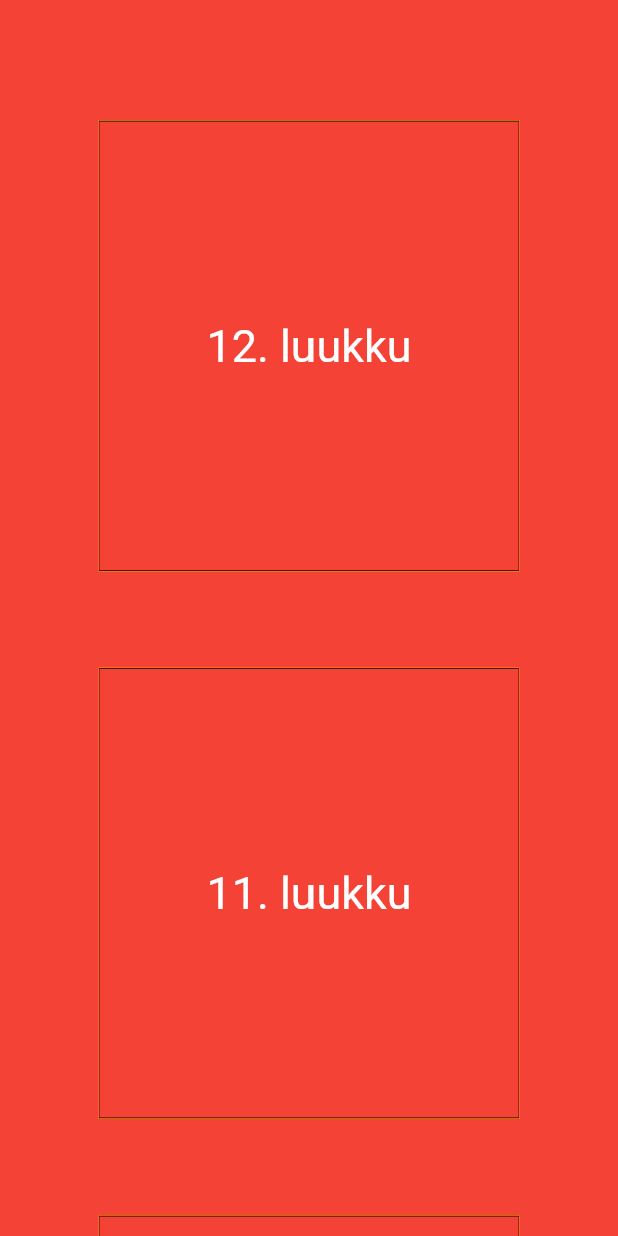
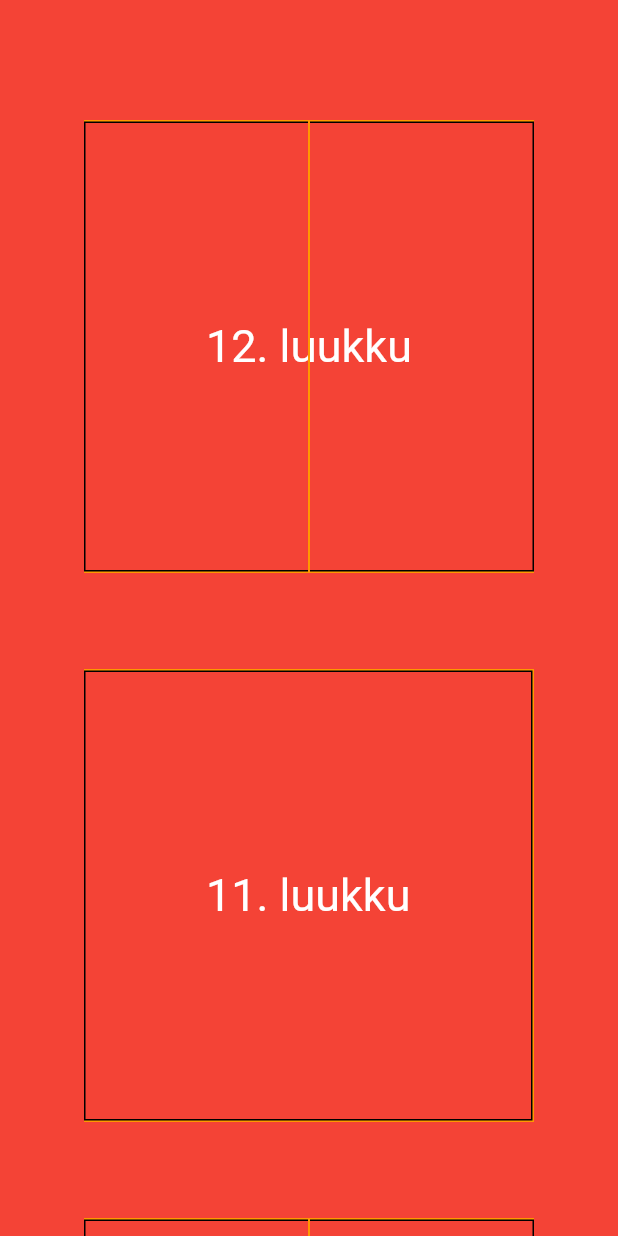
Before and after one commit to virtalas/advent-calendar-app, a Flutter app: the screen it shows after launch, on a phone screen of 412 x 824 dp. Run offline on Flutter 3.47's test engine with Material 2 defaults, Android fonts, the phone set to English and light mode, and no system bars.

Commit message:
Add CalendarSingleDoor

```diff
--- /dev/null
+++ b/advent_calendar_app/lib/CalendarDoor.dart
@@ -0,0 +1,143 @@
+import 'package:flutter/material.dart';
+import 'constants.dart' as constants;
+
+// enum DoorType {
+//   single,
+//   double
+// }
+
+class CalendarDoor extends StatelessWidget {
+  final String text;
+  final bool isFront;
+
+  const CalendarDoor({super.key, required this.text, required this.isFront});
+
+  @override
+  Widget build(BuildContext context) {
+    return Container(
+      width: constants.doorHeight - constants.crackLength,
+      height: constants.doorHeight,
+      decoration: BoxDecoration(
+        color: isFront ? constants.doorFrontColor : constants.doorBackColor,
+        border: Border.all(
+          width: constants.doorBorderWidth,
+        ),
+      ),
+      child: Align(
+        alignment: Alignment.center,
+        child: Text(
+          text,
+          style: const TextStyle(fontSize: 30, color: Colors.white),
+        ),
+      ),
+    );
+  }
+}
+
+class CalendarSingleDoor extends StatelessWidget {
+  String text;
+  final bool isFlipped;
+  final bool animated;
+  final Function didAnimate;
+
+  CalendarSingleDoor(
+      {super.key,
+        required this.text,
+        required this.isFlipped,
+        required this.animated,
+        required this.didAnimate});
+
+  @override
+  Widget build(BuildContext context) {
+    return Container(
+      width: constants.doorHeight,
+      child: Row(
+        mainAxisSize: MainAxisSize.min,
+        children: [
+          TweenAnimationBuilder(
+            duration: Duration(milliseconds: animated ? constants.doorAnimationDuration : 0),
+            curve: Curves.easeInOutSine,
+            tween: Tween<double>(
+                begin: isFlipped ? constants.doorEndAngle : constants.doorStartAngle,
+                end: isFlipped ? constants.doorStartAngle : constants.doorEndAngle),
+            builder: (BuildContext context, double angle, Widget? child) {
+              final bool isMoreThanHalfOpen = angle >= constants.doorHalfOpenAngle;
+              return Transform(
+                transform: Matrix4.identity()
+                  ..setEntry(3, 2, 0.001)
+                  ..rotateY(angle),
+                alignment: Alignment.centerLeft,
+                child: CalendarDoor(text: isMoreThanHalfOpen ? '' : text, isFront: !isMoreThanHalfOpen,),
+              );
+            },
+            child: null,
+            onEnd: () {
+              didAnimate();
+            },
+          )
+        ],
+      ),
+    );
+  }
+}
+
+class CalendarDoubleDoor extends StatelessWidget {
+  String text;
+  final bool isFlipped;
+  final bool animated;
+  final Function didAnimate;
+
+  CalendarDoubleDoor(
+      {super.key,
+        required this.text,
+        required this.isFlipped,
+        required this.animated,
+        required this.didAnimate});
+
+  @override
+  Widget build(BuildContext context) {
+    return Row(
+      mainAxisSize: MainAxisSize.min,
+      children: [
+        TweenAnimationBuilder(
+          duration: Duration(milliseconds: animated ? constants.doorAnimationDuration : 0),
+          curve: Curves.easeInOutSine,
+          tween: Tween<double>(
+              begin: isFlipped ? constants.doorEndAngle : constants.doorStartAngle,
+              end: isFlipped ? constants.doorStartAngle : constants.doorEndAngle),
+          builder: (BuildContext context, double angle, Widget? child) {
+            final bool isMoreThanHalfOpen = angle >= constants.doorHalfOpenAngle;
+            return Transform(
+              transform: Matrix4.identity()
+                ..setEntry(3, 2, 0.001)
+                ..rotateY(angle),
+              alignment: Alignment.centerLeft,
+              child: ClipRect(
+                  child: Align(
+                    alignment: Alignment.centerLeft,
+                    widthFactor: 0.5,
+                    child: CalendarDoor(text: isMoreThanHalfOpen ? '' : text, isFront: !isMoreThanHalfOpen,),
+                  )),
+            );
+          },
+          child: null,
+          onEnd: () {
+            didAnimate();
+          },
+        ),
+        const SizedBox(
+          width: constants.crackLength,
+        ),
+        ClipRect(
+            child: Align(
+              alignment: Alignment.centerRight,
+              widthFactor: 0.5,
+              child: CalendarDoor(
+                text: text,
+                isFront: true,
+              ),
+            )),
+      ],
+    );
+  }
+}
--- a/advent_calendar_app/lib/constants.dart
+++ b/advent_calendar_app/lib/constants.dart
@@ -7,4 +7,11 @@ const Color doorBackColor = Colors.redAccent;
 
 // Size
 const double doorHeight = 300;
-const double crackLength = 0.5;
+const double crackLength = 1;
+const double doorBorderWidth = 1;
+
+// Animation
+const double doorStartAngle = 0;
+const double doorEndAngle = 2;
+const double doorHalfOpenAngle = 1.5708; // 90 degrees in radians
+const int doorAnimationDuration = 1000;
--- a/advent_calendar_app/lib/main.dart
+++ b/advent_calendar_app/lib/main.dart
@@ -1,4 +1,5 @@
 import 'package:flutter/material.dart';
+import 'CalendarDoor.dart';
 import 'constants.dart' as constants;
 
 void main() {
@@ -81,16 +82,25 @@ class CalendarRow extends StatelessWidget {
 
   @override
   Widget build(BuildContext context) {
+    final String text = '$day. luukku';
+    Widget doorWidget;
+
+    if ((day % 3 == 0 && day % 2 == 0) || day % 5 == 0) {
+      doorWidget = CalendarDoubleDoor(
+        isFlipped: isOpen,
+        text: text,
+        animated: animated,
+        didAnimate: didAnimate,
+      );
+    } else {
+      doorWidget = CalendarSingleDoor(text: text, isFlipped: isOpen, animated: animated, didAnimate: didAnimate);
+    }
+
     return Row(
       mainAxisAlignment: MainAxisAlignment.center,
       children: [
         CalendarDoorContent(
-          child: CalendarDoubleDoor(
-            isFlipped: isOpen,
-            text: '$day. luukku',
-            animated: animated,
-            didAnimate: didAnimate,
-          ),
+          child: doorWidget,
         ),
       ],
     );
@@ -112,99 +122,3 @@ class CalendarDoorContent extends StatelessWidget {
     );
   }
 }
-
-// TODO: CalendarSingleDoor
-
-class CalendarDoubleDoor extends StatelessWidget {
-  String text;
-  final bool isFlipped;
-  final bool animated;
-  final Function didAnimate;
-
-  CalendarDoubleDoor(
-      {super.key,
-      required this.text,
-      required this.isFlipped,
-      required this.animated,
-      required this.didAnimate});
-
-  @override
-  Widget build(BuildContext context) {
-    const double startAngle = 0;
-    const double endAngle = 2;
-    const double halfOpenAngle = 1.5708; // 90 degrees in radians
-    const int duration = 1000;
-
-    return Row(
-      mainAxisSize: MainAxisSize.min,
-      children: [
-        TweenAnimationBuilder(
-          duration: Duration(milliseconds: animated ? duration : 0),
-          curve: Curves.easeInOutSine,
-          tween: Tween<double>(
-              begin: isFlipped ? endAngle : startAngle,
-              end: isFlipped ? startAngle : endAngle),
-          builder: (BuildContext context, double angle, Widget? child) {
-            final bool isMoreThanHalfOpen = angle >= halfOpenAngle;
-            return Transform(
-              transform: Matrix4.identity()
-                ..setEntry(3, 2, 0.001)
-                ..rotateY(angle),
-              alignment: Alignment.centerLeft,
-              child: ClipRect(
-                  child: Align(
-                alignment: Alignment.centerLeft,
-                widthFactor: 0.5,
-                child: CalendarDoor(text: isMoreThanHalfOpen ? '' : text, isFront: !isMoreThanHalfOpen,),
-              )),
-            );
-          },
-          child: null,
-          onEnd: () {
-            didAnimate();
-          },
-        ),
-        const SizedBox(
-          width: constants.crackLength,
-        ),
-        ClipRect(
-            child: Align(
-          alignment: Alignment.centerRight,
-          widthFactor: 0.5,
-          child: CalendarDoor(
-            text: text,
-            isFront: true,
-          ),
-        )),
-      ],
-    );
-  }
-}
-
-class CalendarDoor extends StatelessWidget {
-  final String text;
-  final bool isFront;
-
-  const CalendarDoor({super.key, required this.text, required this.isFront});
-
-  @override
-  Widget build(BuildContext context) {
-    return Container(
-      width: 280,
-      height: constants.doorHeight,
-      decoration: BoxDecoration(
-        color: isFront ? constants.doorFrontColor : constants.doorBackColor,
-        border: Border.all(
-          width: 0.5,
-        ),
-      ),
-      child: Align(
-        alignment: Alignment.center,
-        child: Text(
-          text,
-          style: const TextStyle(fontSize: 30, color: Colors.white),
-        ),
-      ),
-    );
-  }
-}
```
